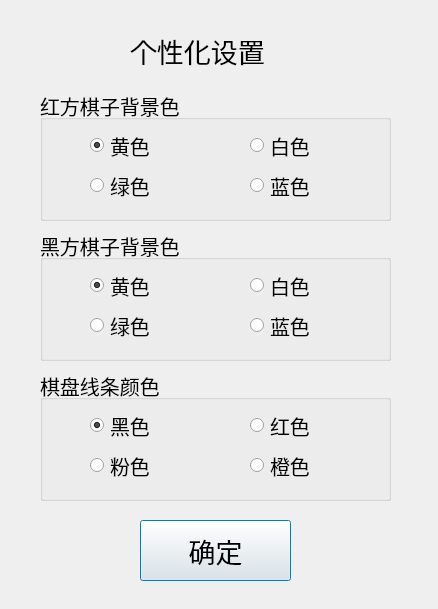
Before: the Qt Designer form setting.ui in RhCsBe/-, drawn with Qt 5.
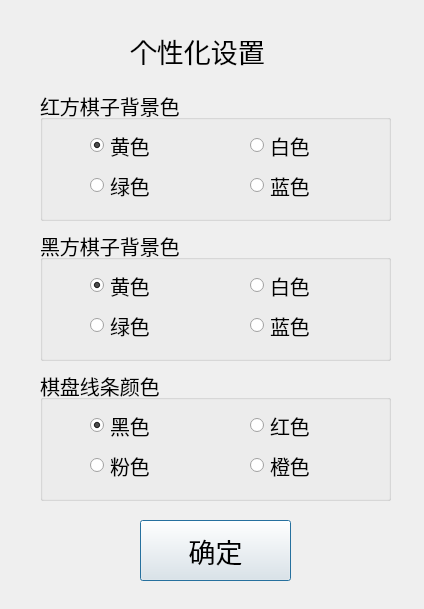
After: the same form once the commit is applied.

Diff of the .ui file:
```diff
--- a/setting.ui
+++ b/setting.ui
@@ -6,7 +6,7 @@
    <rect>
     <x>0</x>
     <y>0</y>
-    <width>438</width>
+    <width>424</width>
     <height>609</height>
    </rect>
   </property>
```
